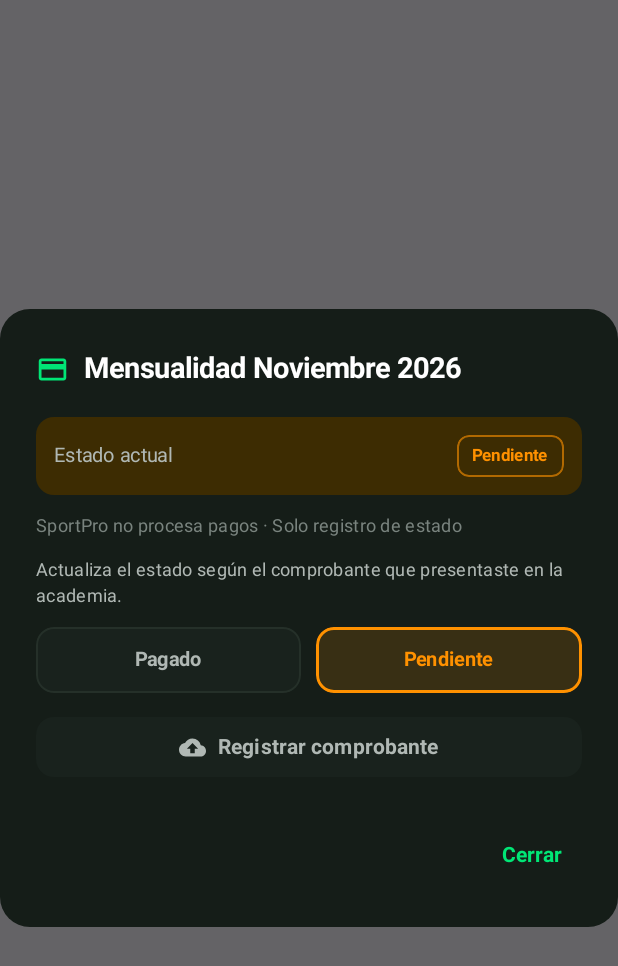
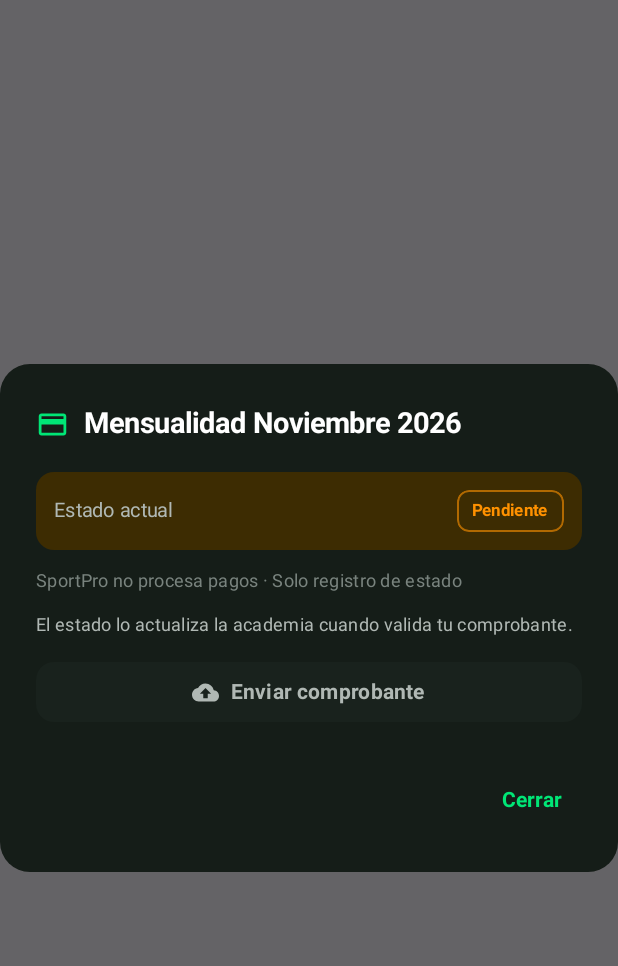
Before and after one commit to Erick-Alexzander/SportPro-DAM-2026, an Android app built with Jetpack Compose: the composable PaymentStatusDialog shown on its own in the app's theme, on a phone screen of 412 x 824 dp. Shown: the top 966 px of the screen. Run offline under Robolectric (Android 15) with nearby library versions, the phone set to English and light mode, and no system bars.

Commit message:
feat: estado de pago solo lectura y panel admin de mensualidades

```diff
--- a/app/src/main/java/devs/grupo5/sportpro/presentation/parent/dialogs/ParentDialogs.kt
+++ b/app/src/main/java/devs/grupo5/sportpro/presentation/parent/dialogs/ParentDialogs.kt
@@ -52,7 +52,6 @@ import devs.grupo5.sportpro.data.model.LinkedChild
 import devs.grupo5.sportpro.data.model.MonthlyPayment
 import devs.grupo5.sportpro.data.model.ParentNotification
 import devs.grupo5.sportpro.data.model.MINOR_MAX_AGE
-import devs.grupo5.sportpro.data.model.PaymentStatus
 import devs.grupo5.sportpro.data.model.ageInYears
 import devs.grupo5.sportpro.data.model.formatPeruvianMobile
 import devs.grupo5.sportpro.data.model.isValidMinorBirthDate
@@ -546,7 +545,6 @@ fun NotificationsDialog(
 fun PaymentStatusDialog(
     payment: MonthlyPayment,
     onDismiss: () -> Unit = {},
-    onStatusChange: (PaymentStatus) -> Unit = {},
     onUploadReceipt: () -> Unit = {}
 ) {
     AlertDialog(
@@ -598,28 +596,11 @@ fun PaymentStatusDialog(
                 )
 
                 Text(
-                    text = "Actualiza el estado según el comprobante que presentaste en la academia.",
+                    text = "El estado lo actualiza la academia cuando valida tu comprobante.",
                     fontSize = 12.sp,
                     color = ParentTextSecondary,
                     lineHeight = 17.sp
                 )
-
-                Row(horizontalArrangement = Arrangement.spacedBy(10.dp)) {
-                    PaymentChoiceButton(
-                        label = "Pagado",
-                        selected = payment.status == PaymentStatus.PAGADO,
-                        selectedColor = ParentEmerald,
-                        onClick = { onStatusChange(PaymentStatus.PAGADO) },
-                        modifier = Modifier.weight(1f)
-                    )
-                    PaymentChoiceButton(
-                        label = "Pendiente",
-                        selected = payment.status == PaymentStatus.PENDIENTE,
-                        selectedColor = ParentWarning,
-                        onClick = { onStatusChange(PaymentStatus.PENDIENTE) },
-                        modifier = Modifier.weight(1f)
-                    )
-                }
 
                 Button(
                     onClick = onUploadReceipt,
@@ -637,7 +618,7 @@ fun PaymentStatusDialog(
                     )
                     Spacer(modifier = Modifier.width(8.dp))
                     Text(
-                        text = if (payment.receiptRegistered) "Comprobante registrado" else "Registrar comprobante",
+                        text = if (payment.receiptRegistered) "Comprobante enviado" else "Enviar comprobante",
                         fontSize = 14.sp,
                         fontWeight = FontWeight.Bold
                     )
@@ -1110,36 +1091,6 @@ fun CreateChildAccessDialog(
 }
 
 @Composable
-private fun PaymentChoiceButton(
-    label: String,
-    selected: Boolean,
-    selectedColor: Color,
-    onClick: () -> Unit,
-    modifier: Modifier = Modifier
-) {
-    Box(
-        modifier = modifier
-            .clip(RoundedCornerShape(12.dp))
-            .background(if (selected) selectedColor.copy(alpha = 0.15f) else ParentSurfaceVariant)
-            .border(
-                width = if (selected) 1.5.dp else 1.dp,
-                color = if (selected) selectedColor else ParentBorder,
-                shape = RoundedCornerShape(12.dp)
-            )
-            .clickable { onClick() }
-            .padding(vertical = 12.dp),
-        contentAlignment = Alignment.Center
-    ) {
-        Text(
-            text = label,
-            fontSize = 13.sp,
-            fontWeight = FontWeight.Bold,
-            color = if (selected) selectedColor else ParentTextSecondary
-        )
-    }
-}
-
-@Composable
 private fun ParentDialogField(
     label: String,
     value: String,
```
Also changed, not shown: app/src/main/java/devs/grupo5/sportpro/data/repository/FirebasePaymentRepository.kt (added, +124 -0 lines), app/src/main/java/devs/grupo5/sportpro/data/repository/ParentRepository.kt (+0 -15 lines), app/src/main/java/devs/grupo5/sportpro/data/repository/PaymentRepository.kt (added, +20 -0 lines), app/src/main/java/devs/grupo5/sportpro/presentation/admin/moderation/ModerationDashboardScreen.kt (+9 -2 lines), app/src/main/java/devs/grupo5/sportpro/presentation/admin/navigation/AdminNavGraph.kt (+11 -1 lines), app/src/main/java/devs/grupo5/sportpro/presentation/admin/payments/PaymentAdminScreen.kt (added, +168 -0 lines), app/src/main/java/devs/grupo5/sportpro/presentation/parent/navigation/ParentNavGraph.kt (+13 -3 lines), 1 other file.
